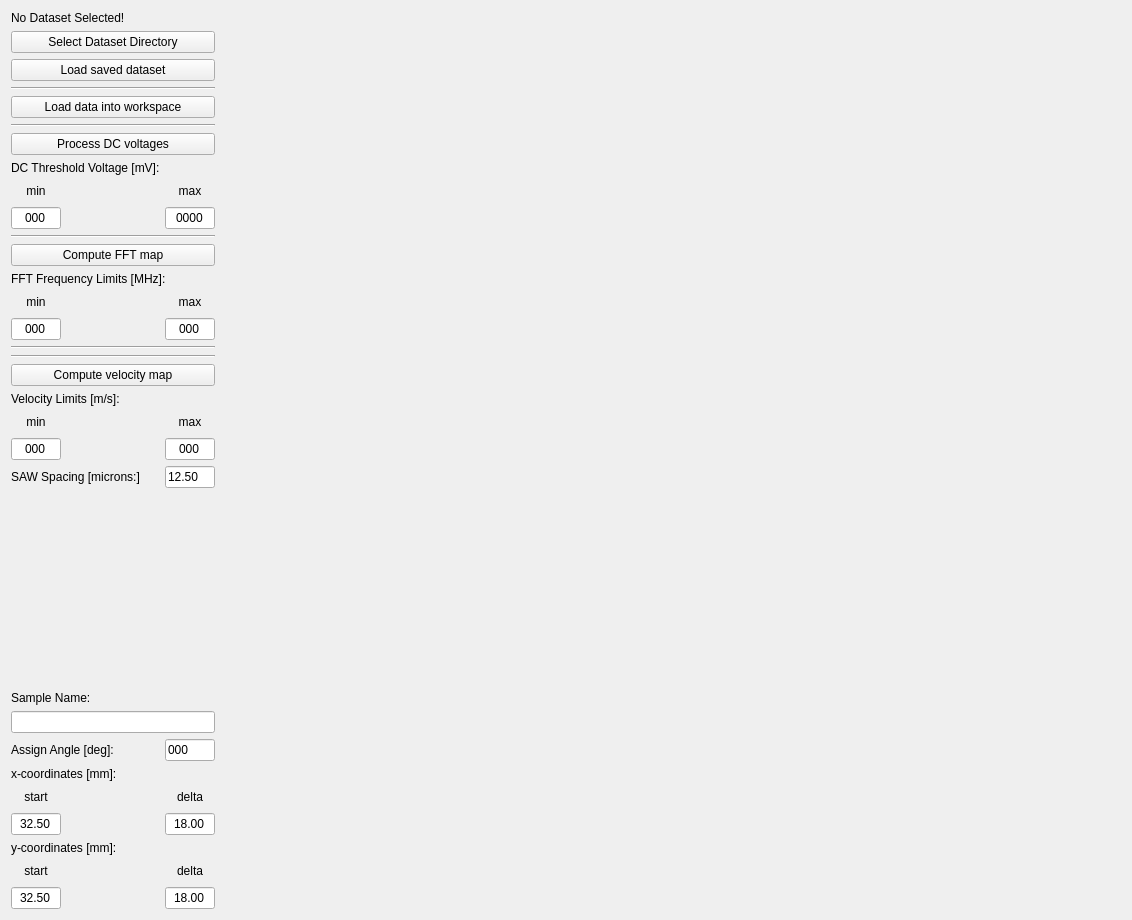
Old version of the form visu2_worktab.ui in the repository TKAles/visu.
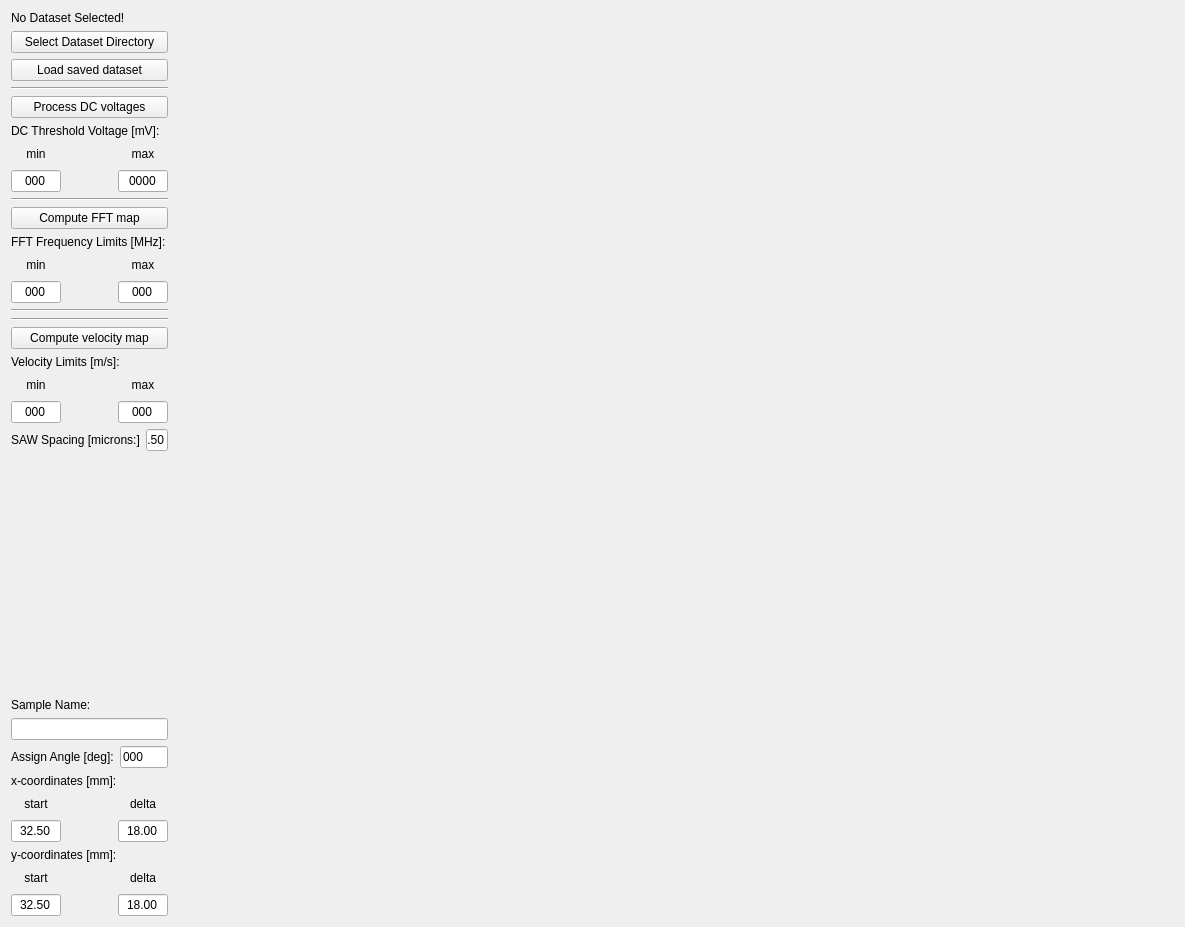
New version of the form.

```diff
--- a/visu2_worktab.ui
+++ b/visu2_worktab.ui
@@ -7,7 +7,7 @@
     <x>0</x>
     <y>0</y>
     <width>1132</width>
-    <height>920</height>
+    <height>927</height>
    </rect>
   </property>
   <property name="windowTitle">
@@ -48,20 +48,6 @@
          </property>
         </widget>
        </item>
-       <item>
-        <widget class="Line" name="line">
-         <property name="orientation">
-          <enum>Qt::Horizontal</enum>
-         </property>
-        </widget>
-       </item>
-       <item>
-        <widget class="QPushButton" name="btn_prep_workspace">
-         <property name="text">
-          <string>Load data into workspace</string>
-         </property>
-        </widget>
-       </item>
        <item>
         <widget class="Line" name="line_2">
          <property name="orientation">
@@ -771,11 +757,21 @@
      </item>
      <item>
       <layout class="QVBoxLayout" name="gfx_pane_layout">
+       <item>
+        <widget class="QWidget" name="wnav" native="true">
+         <property name="maximumSize">
+          <size>
+           <width>16777215</width>
+           <height>1</height>
+          </size>
+         </property>
+        </widget>
+       </item>
        <item>
         <widget class="QWidget" name="widget" native="true">
          <property name="minimumSize">
           <size>
-           <width>900</width>
+           <width>1000</width>
            <height>0</height>
           </size>
          </property>
```
